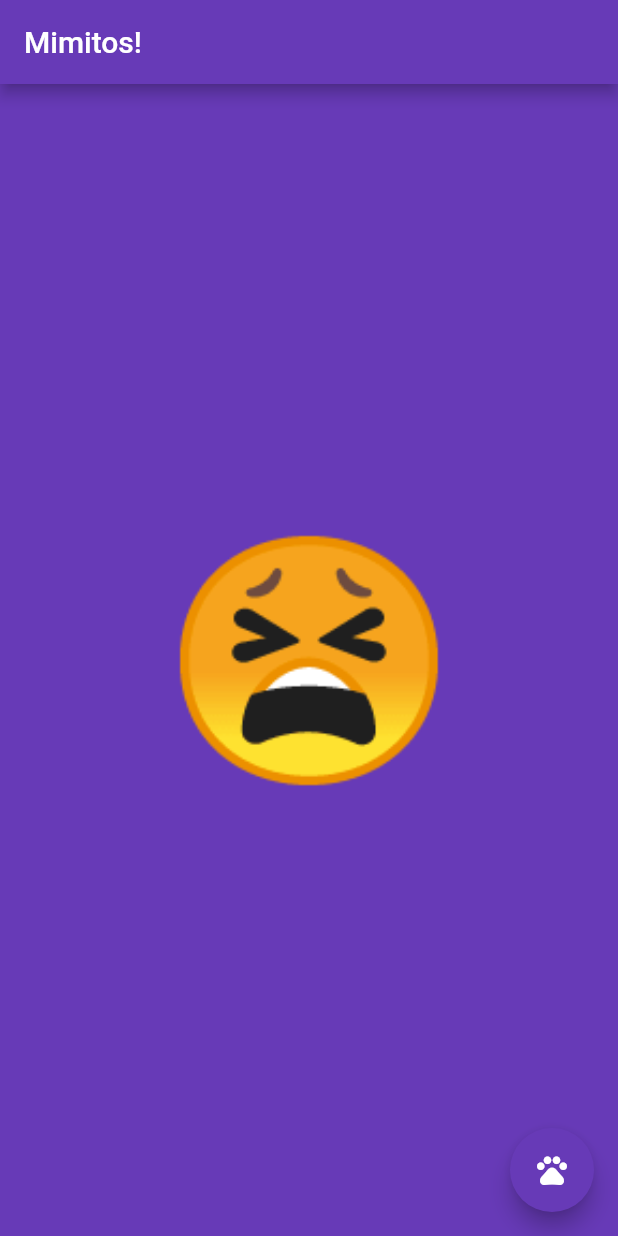
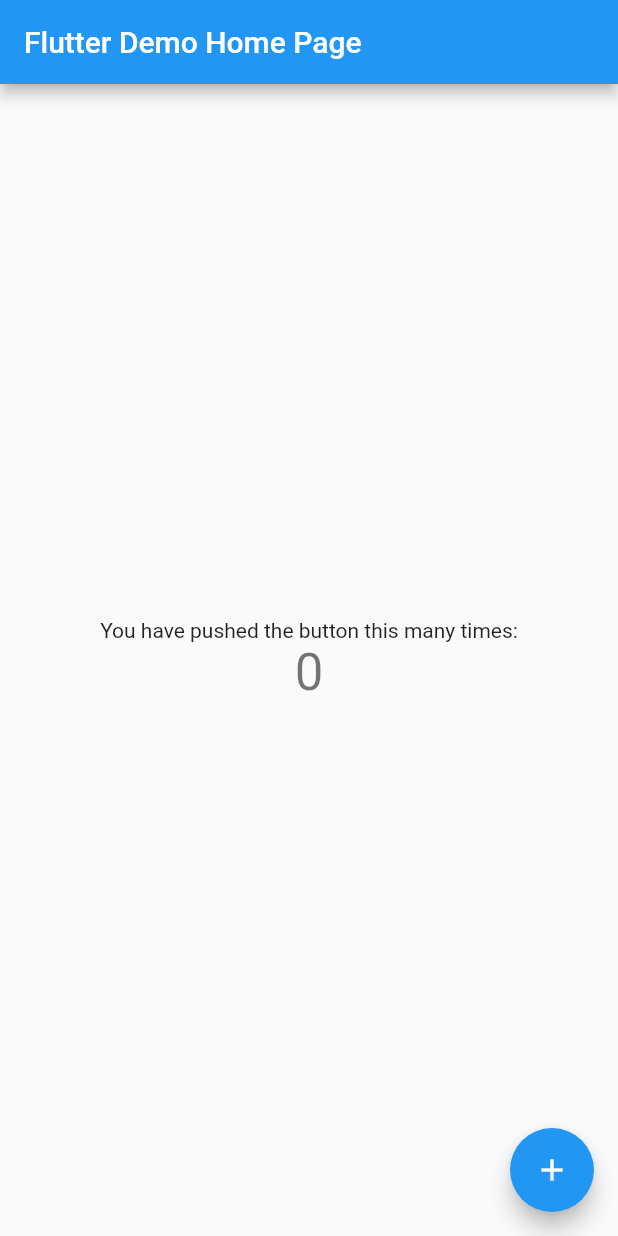
Before and after one commit to getong/flutter_example, a Flutter app: the screen it shows after launch, on a phone screen of 412 x 824 dp. Run offline on Flutter 3.47's test engine with Material 2 defaults, Android fonts, the phone set to English and light mode, and no system bars; Roboto replaces fonts that are missing (Raleway).

Commit message:
update code

```diff
--- /dev/null
+++ b/analysis_options.yaml
@@ -0,0 +1,29 @@
+# This file configures the analyzer, which statically analyzes Dart code to
+# check for errors, warnings, and lints.
+#
+# The issues identified by the analyzer are surfaced in the UI of Dart-enabled
+# IDEs (https://dart.dev/tools#ides-and-editors). The analyzer can also be
+# invoked from the command line by running `flutter analyze`.
+
+# The following line activates a set of recommended lints for Flutter apps,
+# packages, and plugins designed to encourage good coding practices.
+include: package:flutter_lints/flutter.yaml
+
+linter:
+  # The lint rules applied to this project can be customized in the
+  # section below to disable rules from the `package:flutter_lints/flutter.yaml`
+  # included above or to enable additional rules. A list of all available lints
+  # and their documentation is published at
+  # https://dart-lang.github.io/linter/lints/index.html.
+  #
+  # Instead of disabling a lint rule for the entire project in the
+  # section below, it can also be suppressed for a single line of code
+  # or a specific dart file by using the `// ignore: name_of_lint` and
+  # `// ignore_for_file: name_of_lint` syntax on the line or in the file
+  # producing the lint.
+  rules:
+    # avoid_print: false  # Uncomment to disable the `avoid_print` rule
+    # prefer_single_quotes: true  # Uncomment to enable the `prefer_single_quotes` rule
+
+# Additional information about this file can be found at
+# https://dart.dev/guides/language/analysis-options
--- a/lib/main.dart
+++ b/lib/main.dart
@@ -1,98 +1,115 @@
 import 'package:flutter/material.dart';
-import 'package:phoenix_wings/phoenix_wings.dart';
-import 'package:audioplayers/audio_cache.dart';
-import 'dart:math';
 
-// copy from https://elixirforum.com/t/how-to-integrate-flutter-with-phoenix/29819/8
-
-void main() => runApp(MyApp());
+void main() {
+  runApp(const MyApp());
+}
 
 class MyApp extends StatelessWidget {
+  const MyApp({super.key});
+
+  // This widget is the root of your application.
   @override
   Widget build(BuildContext context) {
     return MaterialApp(
-      debugShowCheckedModeBanner: false,
-      title: 'Mimitos!',
+      title: 'Flutter Demo',
       theme: ThemeData(
-        primarySwatch: Colors.deepPurple,
+        // This is the theme of your application.
+        //
+        // Try running your application with "flutter run". You'll see the
+        // application has a blue toolbar. Then, without quitting the app, try
+        // changing the primarySwatch below to Colors.green and then invoke
+        // "hot reload" (press "r" in the console where you ran "flutter run",
+        // or simply save your changes to "hot reload" in a Flutter IDE).
+        // Notice that the counter didn't reset back to zero; the application
+        // is not restarted.
+        primarySwatch: Colors.blue,
       ),
-      home: MyHomePage(title: 'Mimitos!'),
+      home: const MyHomePage(title: 'Flutter Demo Home Page'),
     );
   }
 }
 
 class MyHomePage extends StatefulWidget {
-  MyHomePage({Key key, this.title}) : super(key: key);
+  const MyHomePage({super.key, required this.title});
+
+  // This widget is the home page of your application. It is stateful, meaning
+  // that it has a State object (defined below) that contains fields that affect
+  // how it looks.
+
+  // This class is the configuration for the state. It holds the values (in this
+  // case the title) provided by the parent (in this case the App widget) and
+  // used by the build method of the State. Fields in a Widget subclass are
+  // always marked "final".
 
   final String title;
-  final socket = PhoenixSocket("ws://192.168.1.106:4000/socket/websocket");
-  final AudioCache player = new AudioCache();
-  final purrAudioPath = "purr.mp3";
-  final faces = ["😫", "😩", "😣", "😔", "😑", "😌", "😊"];
 
   @override
-  _MyHomePageState createState() => _MyHomePageState();
+  State<MyHomePage> createState() => _MyHomePageState();
 }
 
 class _MyHomePageState extends State<MyHomePage> {
-  PhoenixChannel _channel;
-  int _happyness;
+  int _counter = 0;
 
-  void initState() {
-    _happyness = 0;
-    _connectSocket();
-    super.initState();
-  }
-
-  Future<void> _connectSocket() async {
-    await widget.socket.connect();
-
-    _channel = widget.socket.channel("room:mimitos");
-    _channel.on("mimitos!", _incrementHappyness);
-
-    _channel.join();
-  }
-
-  void _incrementHappyness(_payload, _ref, _joinRef) {
-    widget.player.play(widget.purrAudioPath);
-
-    if (_happyness < 26) {
-      setState(() {
-        _happyness = _happyness + 1;
-      });
-    } else {
-      setState(() {
-        var rng = new Random();
-        _happyness = rng.nextInt(10) + 5;
-      });
-    }
-  }
-
-  void _sendMimitos() {
-    _channel.push(event: "send_mimitos!", payload: {});
+  void _incrementCounter() {
+    setState(() {
+      // This call to setState tells the Flutter framework that something has
+      // changed in this State, which causes it to rerun the build method below
+      // so that the display can reflect the updated values. If we changed
+      // _counter without calling setState(), then the build method would not be
+      // called again, and so nothing would appear to happen.
+      _counter++;
+    });
   }
 
   @override
   Widget build(BuildContext context) {
+    // This method is rerun every time setState is called, for instance as done
+    // by the _incrementCounter method above.
+    //
+    // The Flutter framework has been optimized to make rerunning build methods
+    // fast, so that you can just rebuild anything that needs updating rather
+    // than having to individually change instances of widgets.
     return Scaffold(
       appBar: AppBar(
+        // Here we take the value from the MyHomePage object that was created by
+        // the App.build method, and use it to set our appbar title.
         title: Text(widget.title),
       ),
       body: Center(
-          child: Container(
-              alignment: Alignment.center,
-              color: Colors.deepPurple,
-              child: Text(widget.faces[_happyness ~/ 4],
-                  style: TextStyle(
-                      fontFamily: 'Raleway',
-                      fontSize: 156,
-                      decoration: TextDecoration.none,
-                      color: Colors.white)))),
-      floatingActionButton: new FloatingActionButton(
-        onPressed: _sendMimitos,
-        tooltip: 'Send Mimitos!',
-        child: new Icon(Icons.pets),
+        // Center is a layout widget. It takes a single child and positions it
+        // in the middle of the parent.
+        child: Column(
+          // Column is also a layout widget. It takes a list of children and
+          // arranges them vertically. By default, it sizes itself to fit its
+          // children horizontally, and tries to be as tall as its parent.
+          //
+          // Invoke "debug painting" (press "p" in the console, choose the
+          // "Toggle Debug Paint" action from the Flutter Inspector in Android
+          // Studio, or the "Toggle Debug Paint" command in Visual Studio Code)
+          // to see the wireframe for each widget.
+          //
+          // Column has various properties to control how it sizes itself and
+          // how it positions its children. Here we use mainAxisAlignment to
+          // center the children vertically; the main axis here is the vertical
+          // axis because Columns are vertical (the cross axis would be
+          // horizontal).
+          mainAxisAlignment: MainAxisAlignment.center,
+          children: <Widget>[
+            const Text(
+              'You have pushed the button this many times:',
+            ),
+            Text(
+              '$_counter',
+              style: Theme.of(context).textTheme.headlineMedium,
+            ),
+          ],
+        ),
       ),
+      floatingActionButton: FloatingActionButton(
+        onPressed: _incrementCounter,
+        tooltip: 'Increment',
+        child: const Icon(Icons.add),
+      ), // This trailing comma makes auto-formatting nicer for build methods.
     );
   }
 }
```
Also changed, not shown: pubspec.yaml (+21 -15 lines), pubspec.lock (deleted), 97 other files.
